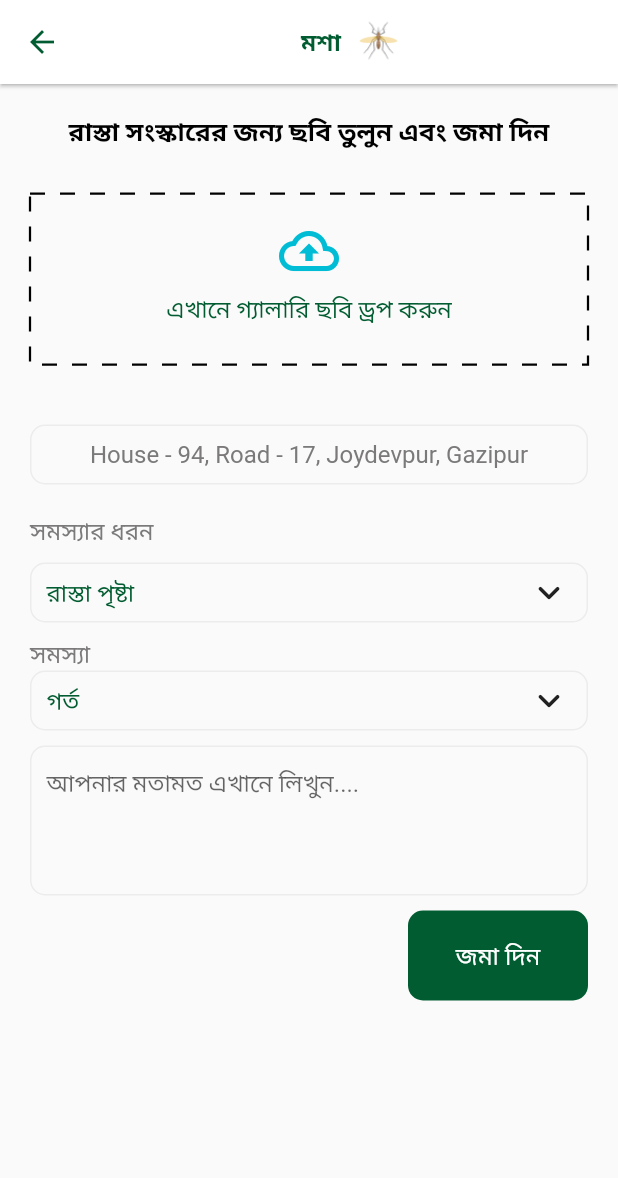
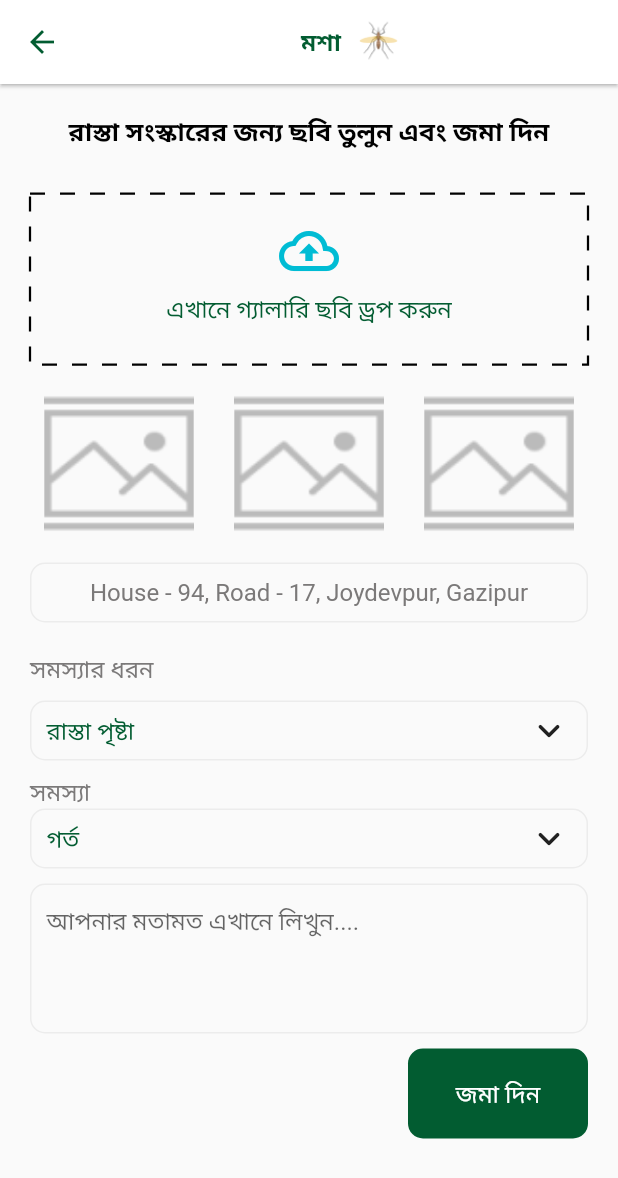
Before and after one commit to RRKawchar/gazipur_city, a Flutter app: the screen it shows after launch, after a tap on "মশা", on a phone screen of 412 x 824 dp. Shown: the top 1178 px of the screen. Run offline on Flutter 3.47's test engine with Material 2 defaults, Android fonts, the phone set to English and light mode, and no system bars; drawn by our look-alikes of dotted_border; our stand-ins replace image_picker, timeline_tile; network calls fail; Roboto replaces fonts that are missing (Sharif).

Commit message:
4th commit

```diff
--- a/lib/main.dart
+++ b/lib/main.dart
@@ -1,6 +1,7 @@
 import 'package:flutter/material.dart';
 import 'package:our_gazipur/screens/bottom_nav_screen/home_screen.dart';
 import 'package:our_gazipur/screens/main_screens/main_screen.dart';
+import 'package:our_gazipur/screens/splash/splash_screen.dart';
 import 'package:our_gazipur/test_screen.dart';
 
 void main() {
@@ -18,7 +19,7 @@ class MyApp extends StatelessWidget {
       theme: ThemeData(
         primarySwatch: Colors.blue,
       ),
-      home: MainScreen(),
+      home: SplashScreen(),
     );
   }
 }
--- a/lib/screens/services_screen/services_screen.dart
+++ b/lib/screens/services_screen/services_screen.dart
@@ -21,7 +21,8 @@ class ServicesScreen extends StatefulWidget {
 
 class _ServicesScreenState extends State<ServicesScreen> {
   Uint8List? _file;
-  List<Uint8List> _selectedImages=[];
+  Uint8List? _file2;
+  Uint8List? _file3;
   @override
   Widget build(BuildContext context) {
     final size = MediaQuery.of(context).size;
@@ -85,20 +86,28 @@ class _ServicesScreenState extends State<ServicesScreen> {
                   child: Column(
                     children: [
                       InkWell(
-                          onTap: () async {
-                            Uint8List file = await pickImage(ImageSource.gallery);
-                            setState(() {
-                              _selectedImages.add(file);
-                            });
-                          },
-
                           // onTap: () async {
-                          //   Uint8List file =
-                          //       await pickImage(ImageSource.gallery);
+                          //   Uint8List file = await pickImage(ImageSource.gallery);
                           //   setState(() {
-                          //     _file = file;
+                          //     _selectedImages.add(file);
                           //   });
                           // },
+
+                          onTap: () async {
+                            Uint8List file =
+                                await pickImage(ImageSource.gallery);
+                            if(file.isNotEmpty){
+                              setState(() {
+                                if(_file==null){
+                                  _file=file;
+                                }else if(_file2==null){
+                                  _file2=file;
+                                }else{
+                                  _file3=file;
+                                }
+                              });
+                            }
+                          },
                           child: const Icon(
                             Icons.cloud_upload_outlined,
                             size: 40,
@@ -119,60 +128,68 @@ class _ServicesScreenState extends State<ServicesScreen> {
               const SizedBox(
                 height: 20,
               ),
-              Row(
-                mainAxisAlignment: MainAxisAlignment.spaceEvenly,
-                children: _selectedImages.map((image) {
-                  return SizedBox(
-                    height: 92,
-                    width: 100,
-                    child: Image.memory(
-                      image,
-                      fit: BoxFit.cover,
-                    ),
-                  );
-                }).toList(),
-              ),
+              // Row(
+              //   mainAxisAlignment: MainAxisAlignment.spaceEvenly,
+              //   children: _selectedImages.map((image) {
+              //     return SizedBox(
+              //       height: 92,
+              //       width: 100,
+              //       child: Image.memory(
+              //         image,
+              //         fit: BoxFit.cover,
+              //       ),
+              //     );
+              //   }).toList(),
+              // ),
 
 
 
-              // Row(
-              //   mainAxisAlignment: MainAxisAlignment.spaceEvenly,
-              //   children: [
-              //     _file == null
-              //         ? Container(
-              //             height: 92,
-              //             width: 100,
-              //             child: Image.asset(
-              //               'assets/images/default_images.png',
-              //               fit: BoxFit.cover,
-              //             ))
-              //         : Container(
-              //             height: 90,
-              //             width: 100,
-              //             child: Image.memory(_file!,fit: BoxFit.cover,),
-              //           ),
-              //     const SizedBox(
-              //       width: 8,
-              //     ),
-              //     Container(
-              //         height: 92,
-              //         width: 100,
-              //         child: Image.asset(
-              //           'assets/images/default_images.png',
-              //           fit: BoxFit.cover,
-              //         )),
-              //     const SizedBox(
-              //       width: 8,
-              //     ),
-              //     Container(
-              //         height: 92,
-              //         width: 100,
-              //         child: Image.asset(
-              //           'assets/images/default_images.png',
-              //           fit: BoxFit.cover,
-              //         )),
-              //   ],
-              // ),
+              Row(
+                mainAxisAlignment: MainAxisAlignment.spaceEvenly,
+                children: [
+                  _file == null
+                      ? Container(
+                          height: 92,
+                          width: 100,
+                          child: Image.asset(
+                            'assets/images/default_images.png',
+                            fit: BoxFit.cover,
+                          ))
+                      : Container(
+                          height: 90,
+                          width: 100,
+                          child: Image.memory(_file!,fit: BoxFit.cover,),
+                        ),
+                  const SizedBox(
+                    width: 8,
+                  ),
+                  _file2==null?Container(
+                      height: 92,
+                      width: 100,
+                      child: Image.asset(
+                        'assets/images/default_images.png',
+                        fit: BoxFit.cover,
+                      )):Container(
+                    height: 90,
+                    width: 100,
+                    child: Image.memory(_file2!,fit: BoxFit.cover,),
+                  ),
+                  const SizedBox(
+                    width: 8,
+                  ),
+                  _file3==null?Container(
+                      height: 92,
+                      width: 100,
+                      child: Image.asset(
+                        'assets/images/default_images.png',
+                        fit: BoxFit.cover,
+                      )):Container(
+                    height: 90,
+                    width: 100,
+                    child: Image.memory(_file3!,fit: BoxFit.cover,),
+                  ),
+                ],
+              ),
               const SizedBox(
                 height: 20,
               ),
--- /dev/null
+++ b/lib/screens/splash/splash_screen.dart
@@ -0,0 +1,31 @@
+import 'package:flutter/material.dart';
+import 'package:our_gazipur/screens/main_screens/main_screen.dart';
+import 'package:our_gazipur/utils/routes.dart';
+
+class SplashScreen extends StatefulWidget {
+  const SplashScreen({Key? key}) : super(key: key);
+
+  @override
+  State<SplashScreen> createState() => _SplashScreenState();
+}
+
+class _SplashScreenState extends State<SplashScreen> {
+  @override
+  void initState() {
+    Future.delayed(const Duration(seconds: 3),(){
+      nextPageOnly(context: context,page: const MainScreen());
+    });
+    super.initState();
+  }
+  @override
+  Widget build(BuildContext context) {
+    final size=MediaQuery.of(context).size;
+    return Scaffold(
+      body: Container(
+        height:size.height,
+        width: size.width,
+        child: Image.asset("assets/images/Intro.png",fit: BoxFit.cover,),
+      ),
+    );
+  }
+}
```
Also changed, not shown: assets/images/Intro.png (added).
